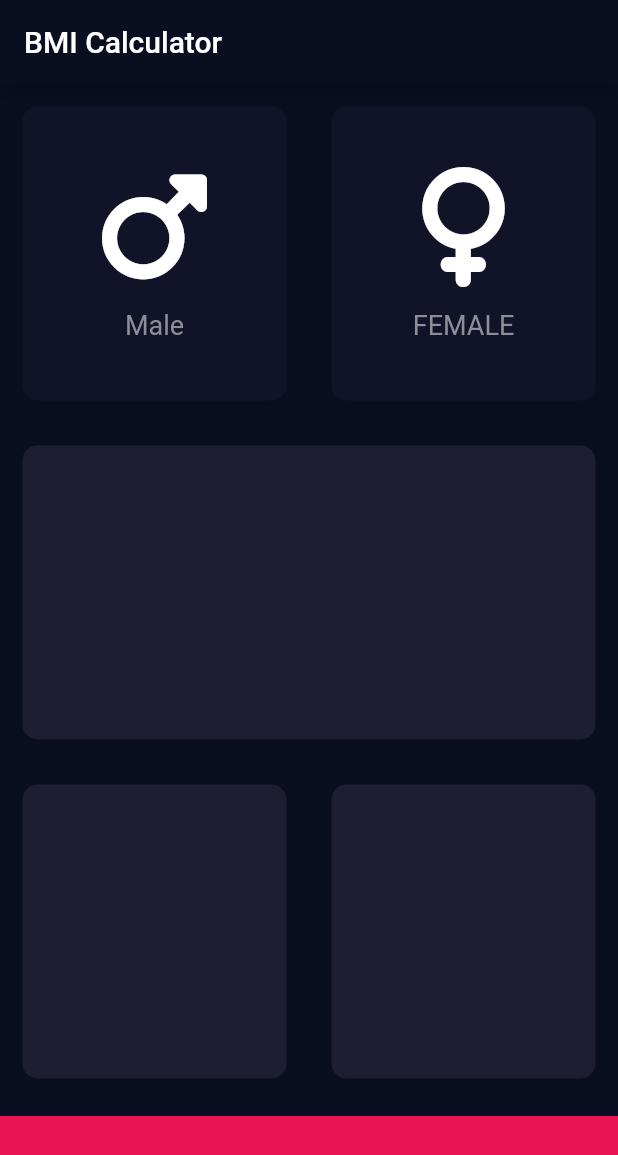
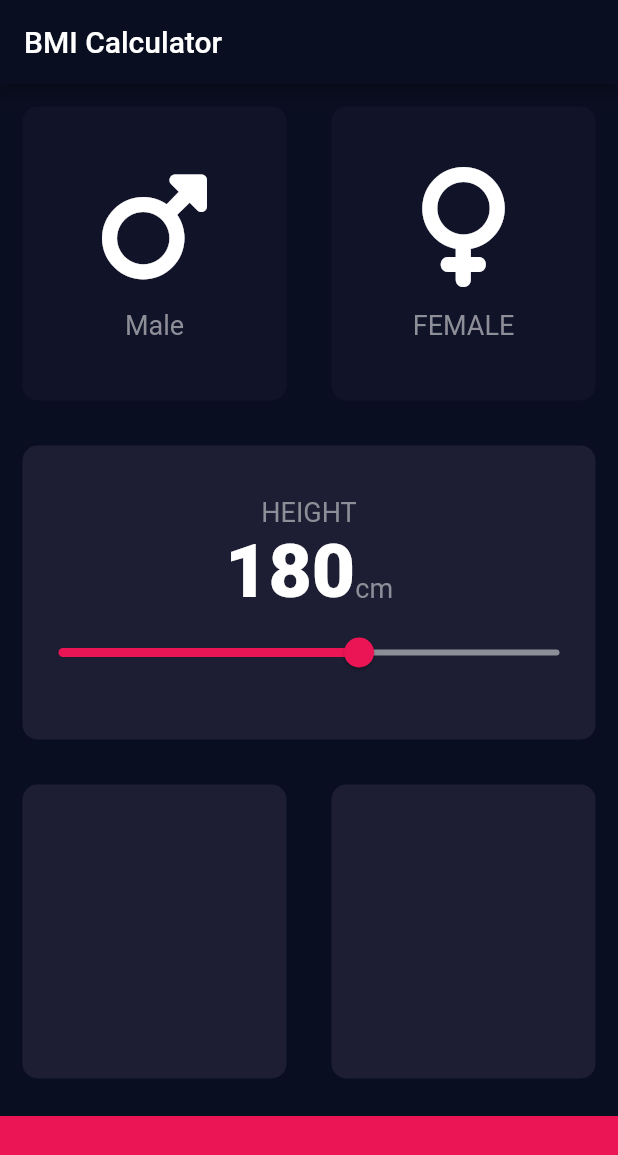
Before and after one commit to sujitkjha/Body-Mass-Index-BMI-Calculator, a Flutter app: the screen it shows after launch, on a phone screen of 412 x 824 dp. Shown: the top 1155 px of the screen. Run offline on Flutter 3.47's test engine with Material 2 defaults, Android fonts, the phone set to English and light mode, and no system bars; our stand-ins replace font_awesome_flutter.

Commit message:
Slider added

```diff
--- a/lib/InputPage.dart
+++ b/lib/InputPage.dart
@@ -2,12 +2,8 @@ import 'package:bmi_calculator/resuable_card.dart';
 import 'package:flutter/material.dart';
 import 'package:font_awesome_flutter/font_awesome_flutter.dart';
 
+import 'constants.dart';
 import 'icon_content.dart';
-
-const bottomContainerHeight =80.0;
-const activeCardColour =Color(0xFF1D1E33);
-const inactiveCardColour =Color(0xFF111328);
-const bottomContainerColour = Color(0xFFEB1555);
 
 enum GenderType {
   male,
@@ -23,9 +19,10 @@ class InputPage extends StatefulWidget {
 
 class _State extends State<InputPage> {
 
-  Color maleCardColour = inactiveCardColour;
-  Color femaleCardColour = inactiveCardColour;
+  Color maleCardColour = kInactiveCardColour;
+  Color femaleCardColour = kInactiveCardColour;
   GenderType? selectedGender;
+  int height =180;
 
   @override
   Widget build(BuildContext context) {
@@ -34,6 +31,7 @@ class _State extends State<InputPage> {
           title: const Text('BMI Calculator'),
         ),
         body: Column(
+          crossAxisAlignment: CrossAxisAlignment.stretch,
           children: [
             Expanded(
               child: Row(
@@ -46,8 +44,8 @@ class _State extends State<InputPage> {
                         });
                       },
                         colour: selectedGender ==GenderType.male
-                             ? activeCardColour
-                             :inactiveCardColour,
+                             ? kActiveCardColour
+                             :kInactiveCardColour,
                       cardChild: IconContent(
                           icon: FontAwesomeIcons.mars,
                           level: 'Male'),
@@ -62,8 +60,8 @@ class _State extends State<InputPage> {
                         });
                       },
                         colour:selectedGender ==GenderType.female
-                            ? activeCardColour
-                            : inactiveCardColour,
+                            ? kActiveCardColour
+                            : kInactiveCardColour,
                       cardChild: IconContent(
                           icon: FontAwesomeIcons.venus,
                           level: 'FEMALE'),
@@ -74,25 +72,59 @@ class _State extends State<InputPage> {
               ),
             ),
               Expanded(
-              child: ReusableCard(colour:activeCardColour),
+              child: ReusableCard(colour:kActiveCardColour,
+                cardChild: Column(
+                  mainAxisAlignment: MainAxisAlignment.center,
+                  children: [
+                    Text('HEIGHT',
+                    style: kLabelTextStyle,
+                    ),
+                    Row(
+                      mainAxisAlignment: MainAxisAlignment.center,
+                      crossAxisAlignment: CrossAxisAlignment.baseline,
+                      textBaseline: TextBaseline.alphabetic,
+                      children: [
+                        Text(height.toString(),
+                          style: kNumberTextStyle,
+                        ),
+                        Text('cm',
+                          style: kLabelTextStyle,
+                        ),
+                      ],
+                    ),
+                    Slider(value: height.toDouble(),
+                      min: 120.0,
+                      max: 220.0,
+                      activeColor: Color(0xFFEB1555),
+                      inactiveColor: Color(0xFF8D8E98),
+                      onChanged:(double newValue){
+                      setState(() {
+                        height =newValue.round();
+                      });
+                      },
+                    ),
+                  ],
+                ),
+
+              ),
             ),
             Expanded(
               child: Row(
                 children:   [
                   Expanded(
-                    child: ReusableCard(colour:activeCardColour),
+                    child: ReusableCard(colour:kActiveCardColour),
                   ),
                   Expanded(
-                    child: ReusableCard(colour:activeCardColour),
+                    child: ReusableCard(colour:kActiveCardColour),
                   ),
                 ],
               ),
             ),
             Container(
-              color: bottomContainerColour,
+              color: kBottomContainerColour,
               margin: const EdgeInsets.only(top: 10.0),
               width: double.infinity,
-              height: bottomContainerHeight,
+              height: kBottomContainerHeight,
             )
           ],
         ));
--- /dev/null
+++ b/lib/constants.dart
@@ -0,0 +1,16 @@
+import 'package:flutter/material.dart';
+
+const kBottomContainerHeight =80.0;
+const kActiveCardColour =Color(0xFF1D1E33);
+const kInactiveCardColour =Color(0xFF111328);
+const kBottomContainerColour = Color(0xFFEB1555);
+
+
+const kLabelTextStyle =TextStyle(fontSize: 18.0,
+  color: Color(0xFF8D8E98),
+);
+
+const kNumberTextStyle =TextStyle(
+fontSize: 50.0,
+fontWeight: FontWeight.w900,
+);
--- a/lib/icon_content.dart
+++ b/lib/icon_content.dart
@@ -1,8 +1,8 @@
 import 'package:flutter/material.dart';
 
-const labelTextStyle =TextStyle(fontSize: 18.0,
-  color: Color(0xFF8D8E98),
-);
+import 'constants.dart';
+
+
 
 class IconContent extends StatelessWidget {
 
@@ -24,7 +24,7 @@ class IconContent extends StatelessWidget {
           height: 15.0,
         ),
         Text(level,
-          style: labelTextStyle,
+          style: kLabelTextStyle,
         ),
       ],
     );
```
